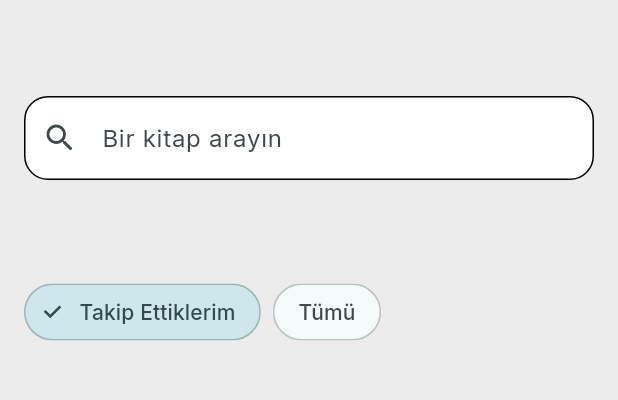
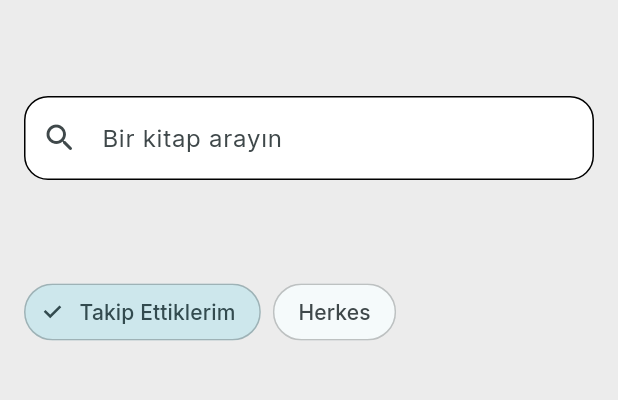
Before and after one commit to berkakkaya/bookfinder_app, a Flutter app: the HomepageTab screen opened directly, on a phone screen of 412 x 824 dp, the part 102-502 px from its top. Run offline on Flutter 3.47's test engine with Material 3 defaults, Android fonts, the phone set to English and light mode, and no system bars; our stand-ins replace cached_network_image, dio, flutter_svg, google_fonts, shared_preferences, talker and 1 more; missing offline and left inert: talker_dio_logger; accounts and stored records are empty.

Commit message:
screens: change "all" text to "everybody" in HomeScreen

```diff
--- a/lib/screens/home_screen_tabs/homepage_tab.dart
+++ b/lib/screens/home_screen_tabs/homepage_tab.dart
@@ -115,7 +115,7 @@ class _HomepageTabState extends State<HomepageTab> {
                           ),
                         ),
                         ChoiceChip(
-                          label: Text("Tümü"),
+                          label: Text("Herkes"),
                           selected: showFeedsFromOtherUsers,
                           onSelected: (_) => changeActivityType(
                             showFeedsFromOtherUsers: true,
```
